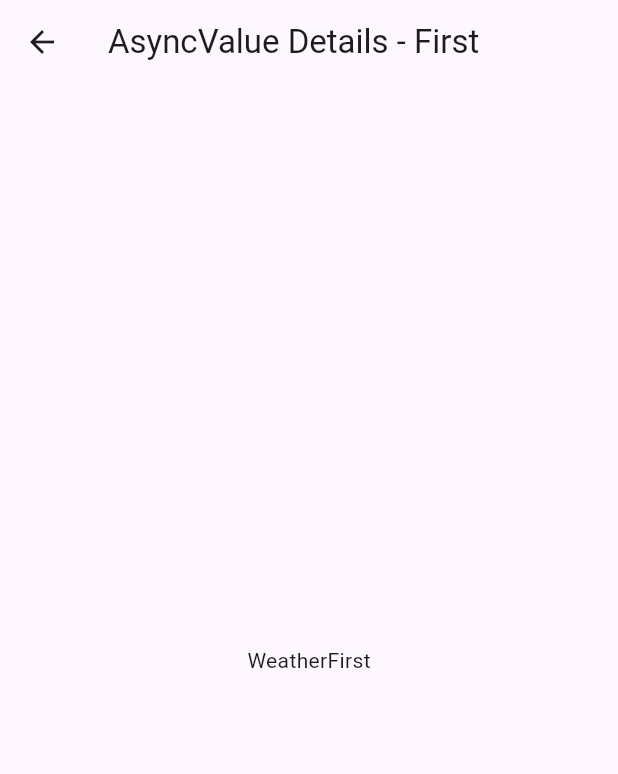
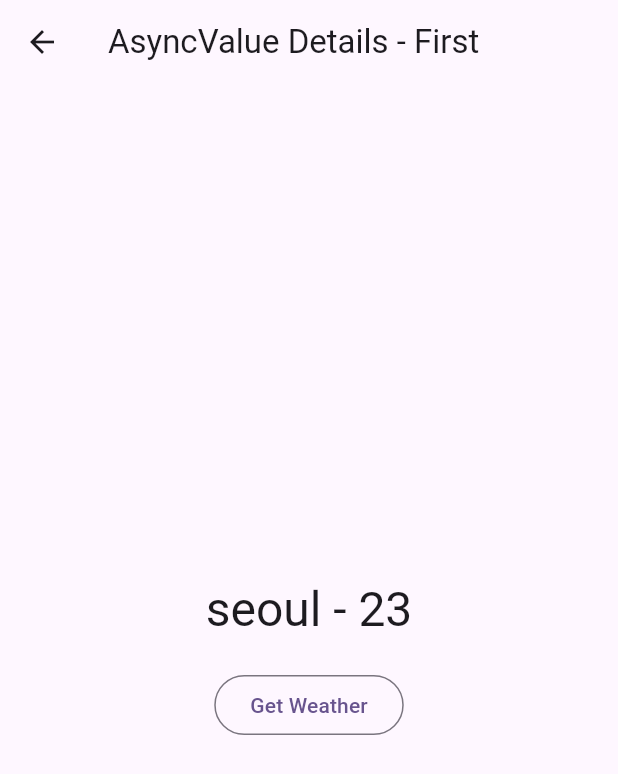
Before and after one commit to K-Mose/Flutter_Riverpod_Essential, a Flutter app: the WeatherFirstPage screen opened directly, on a phone screen of 412 x 824 dp. Shown: the top 774 px of the screen. Run offline on Flutter 3.47's test engine with Material 3 defaults, Android fonts, the phone set to English and light mode, and no system bars; our stand-ins replace dio, equatable, flutter_riverpod, freezed_annotation, riverpod, riverpod_annotation; missing offline and left inert: bulleted_list; generated files the repository leaves out were written again.

Commit message:
AsyncValueDetails -  1. WeatherApp - Call Weather test

```diff
--- a/0_all_providers/all_providers/lib/async_value/weather_app/pages/weather_first/weather_first_page.dart
+++ b/0_all_providers/all_providers/lib/async_value/weather_app/pages/weather_first/weather_first_page.dart
@@ -1,18 +1,99 @@
+import 'package:all_providers/async_value/weather_app/models/cities.dart';
+import 'package:all_providers/async_value/weather_app/pages/weather_first/weather_first_provider.dart';
+import 'package:all_providers/providers/async_notifier_provider/extensions/async_vlaue_xx.dart';
 import 'package:flutter/material.dart';
 import 'package:flutter_riverpod/flutter_riverpod.dart';
+
+int _selectedCityIndex = 1;
 
 class WeatherFirstPage extends ConsumerWidget {
   const WeatherFirstPage({super.key});
 
   @override
   Widget build(BuildContext context, WidgetRef ref) {
+    ref.listen<AsyncValue<String>>(weatherFirstProvider, (previous, next) {
+      if (next.hasError && !next.isLoading) {
+        showDialog(context: context, builder: (context) {
+          return AlertDialog(
+            content: Text(next.error.toString()),
+          );
+        },);
+      }
+    },);
+
+    final weather = ref.watch(weatherFirstProvider);
+
+    print(weather.toString());
+    print(weather.props);
+
+    print("value :: ${weather.value}");
+    print("valueOrNull :: ${weather.valueOrNull}");
+
+    try {
+      print('requiredValue: ${weather.requireValue}');
+    } on StateError {
+      print('StateError');
+    } catch (e) {
+      print(e.toString());
+    }
+
+    print(" ================================================ ");
+
     return Scaffold(
       appBar: AppBar(
         title: const Text('AsyncValue Details - First'),
       ),
-      body: const Center(
-        child: Text('WeatherFirst'),
+      body: Center(
+        child: weather.when(
+          skipError: true,
+          data: (temp) {
+            return Column(
+              mainAxisAlignment: MainAxisAlignment.center,
+              children: [
+                Text(
+                  temp,
+                  style: Theme.of(context).textTheme.headlineLarge,
+                ),
+                const SizedBox(height: 20,),
+                const GetWeatherButton(),
+              ],
+            );
+          },
+          error: (e, st) {
+            return Column(
+              mainAxisAlignment: MainAxisAlignment.center,
+              children: [
+                Text(
+                  e.toString(),
+                  style: const TextStyle(color: Colors.red),
+                  textAlign: TextAlign.center,
+                ),
+                const SizedBox(height: 20,),
+                const GetWeatherButton(),
+              ],
+            );
+          },
+          loading: () => const CircularProgressIndicator(),
+        ),
       ),
     );
   }
 }
+
+class GetWeatherButton extends ConsumerWidget {
+  const GetWeatherButton({super.key});
+
+  @override
+  Widget build(BuildContext context, WidgetRef ref) {
+    return OutlinedButton(
+      onPressed: () {
+        final cityIndex = _selectedCityIndex % 4;
+        final city = Cities.values[cityIndex];
+
+        _selectedCityIndex++;
+        ref.read(weatherFirstProvider.notifier).getTemperature(city);
+      },
+      child: const Text('Get Weather'),
+    );
+  }
+}
```
Also changed, not shown: 0_all_providers/all_providers/lib/async_value/weather_app/pages/weather_first/weather_first_provider.dart (+31 -0 lines), 0_all_providers/all_providers/lib/main.dart (+8 -0 lines).
